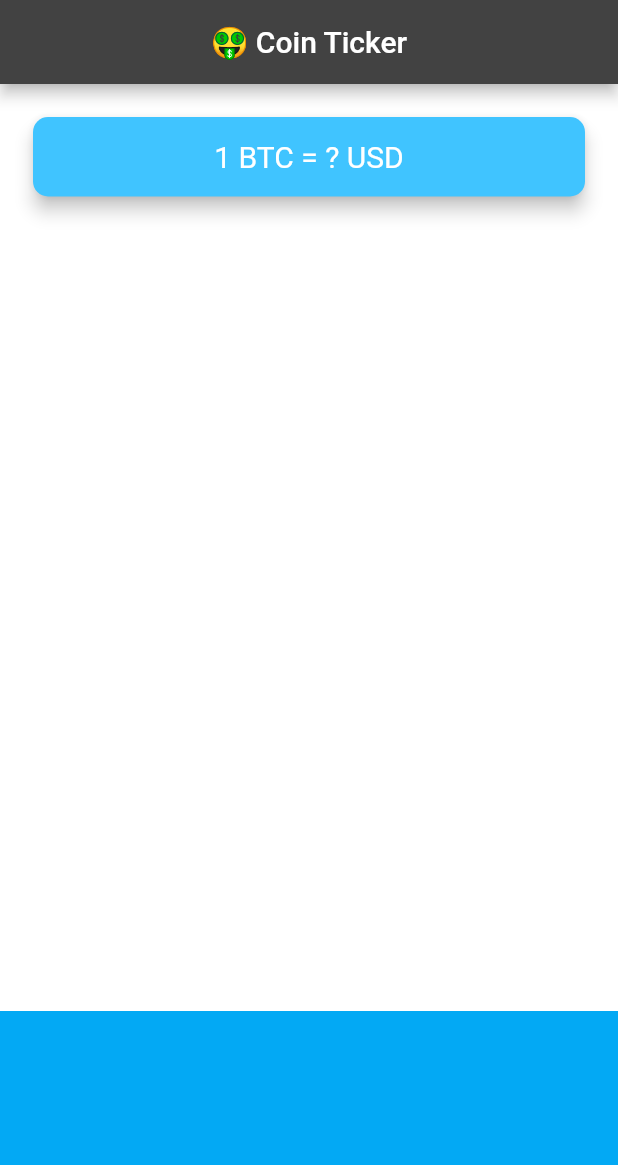
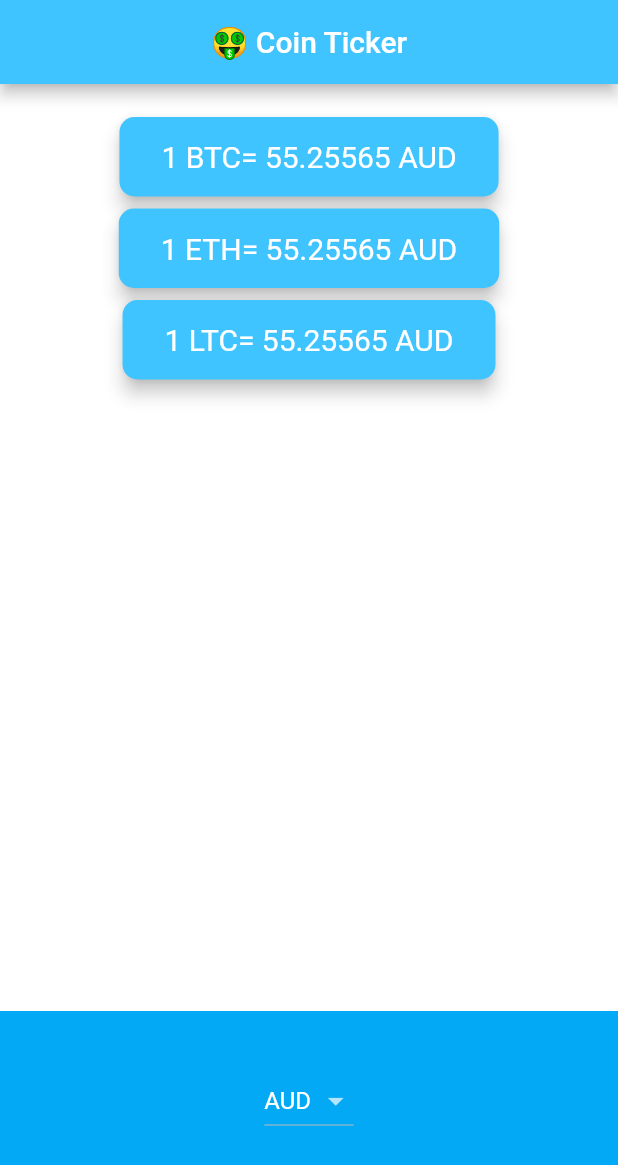
Before and after one commit to sabiq369/flutter_projects, a Flutter app: the screen it shows after launch, on a phone screen of 412 x 824 dp. Shown: the top 1165 px of the screen. Run offline on Flutter 3.47's test engine with Material 2 defaults, Android fonts, the light colour scheme and no system bars; our stand-ins replace audioplayers, flutter_spinkit, geolocator, rflutter_alert; missing offline and left inert: dart:ffi; network calls fail.

Commit message:
integrated coinapi parsed data from json displayed latest crypto rate

```diff
--- a/bitcoin_ticker/lib/price_screen.dart
+++ b/bitcoin_ticker/lib/price_screen.dart
@@ -1,4 +1,10 @@
+// import 'dart:ffi';
+// import 'dart:html';
+import 'dart:ffi';
+import 'dart:io';
+import 'package:flutter/cupertino.dart';
 import 'package:flutter/material.dart';
+import 'package:bitcoin_ticker/coin_data.dart';
 
 class PriceScreen extends StatefulWidget {
   @override
@@ -6,10 +12,95 @@ class PriceScreen extends StatefulWidget {
 }
 
 class _PriceScreenState extends State<PriceScreen> {
+  String selectedCurrency = 'AUD';
+  String cryptoCurrency = 'ETH';
+  String rate = '55.25565';
+
+  CoinData coinData = CoinData();
+
+  CupertinoPicker getIosPicker() {
+    List<Widget> cupertinoItems = [];
+    for (String currency in currenciesList) {
+      cupertinoItems.add(Text(currency));
+    }
+    return CupertinoPicker(
+        itemExtent: 32.0,
+        onSelectedItemChanged: (value) {
+          print(cupertinoItems[value]);
+          setState(() {
+            selectedCurrency = currenciesList[value];
+            getRate();
+          });
+        },
+        children: cupertinoItems);
+  }
+
+  DropdownButton<String> getAndroidDropdownButton() {
+    List<DropdownMenuItem<String>> dropdownItems = [];
+    for (String currency in currenciesList) {
+      var items = DropdownMenuItem(
+        child: Text(currency),
+        value: currency,
+      );
+      dropdownItems.add(items);
+    }
+    return DropdownButton(
+      items: dropdownItems,
+      value: selectedCurrency,
+      onChanged: (value) {
+        setState(() {
+          selectedCurrency = value.toString();
+          getRate();
+        });
+      },
+    );
+  }
+
+  Future getRate() async {
+    double data = await coinData.getCoinData(selectedCurrency, cryptoCurrency);
+    setState(() {
+      rate = data.toStringAsFixed(2);
+    });
+    return data;
+  }
+
+  List<Widget> getCryptoCards() {
+    List<Widget> cryptoCards = [];
+    for (String crypto in cryptoList) {
+      Widget card = Card(
+        color: Colors.lightBlueAccent,
+        elevation: 5.0,
+        shape: RoundedRectangleBorder(
+          borderRadius: BorderRadius.circular(10.0),
+        ),
+        child: Padding(
+          padding: EdgeInsets.symmetric(vertical: 15.0, horizontal: 28.0),
+          child: Text(
+            '1 $crypto= $rate $selectedCurrency',
+            textAlign: TextAlign.center,
+            style: TextStyle(
+              fontSize: 20.0,
+              color: Colors.white,
+            ),
+          ),
+        ),
+      );
+      cryptoCards.add(card);
+    }
+    return cryptoCards;
+  }
+
+  @override
+  void initState() {
+    super.initState();
+    getRate();
+  }
+
   @override
   Widget build(BuildContext context) {
     return Scaffold(
       appBar: AppBar(
+        backgroundColor: Colors.lightBlueAccent,
         title: Center(
           child: Text('🤑 Coin Ticker'),
         ),
@@ -20,23 +111,8 @@ class _PriceScreenState extends State<PriceScreen> {
         children: <Widget>[
           Padding(
             padding: EdgeInsets.fromLTRB(18.0, 18.0, 18.0, 0),
-            child: Card(
-              color: Colors.lightBlueAccent,
-              elevation: 5.0,
-              shape: RoundedRectangleBorder(
-                borderRadius: BorderRadius.circular(10.0),
-              ),
-              child: Padding(
-                padding: EdgeInsets.symmetric(vertical: 15.0, horizontal: 28.0),
-                child: Text(
-                  '1 BTC = ? USD',
-                  textAlign: TextAlign.center,
-                  style: TextStyle(
-                    fontSize: 20.0,
-                    color: Colors.white,
-                  ),
-                ),
-              ),
+            child: Column(
+              children: getCryptoCards(),
             ),
           ),
           Container(
@@ -44,7 +120,8 @@ class _PriceScreenState extends State<PriceScreen> {
             alignment: Alignment.center,
             padding: EdgeInsets.only(bottom: 30.0),
             color: Colors.lightBlue,
-            child: null,
+            // child: getAndroidDropdownButton(),
+            child: Platform.isIOS ? getIosPicker() : getAndroidDropdownButton(),
           ),
         ],
       ),
```
Also changed, not shown: bitcoin_ticker/lib/coin_data.dart (+17 -1 lines), bitcoin_ticker/pubspec.yaml (+1 -61 lines), bitcoin_ticker/pubspec.lock, 1 other file.
